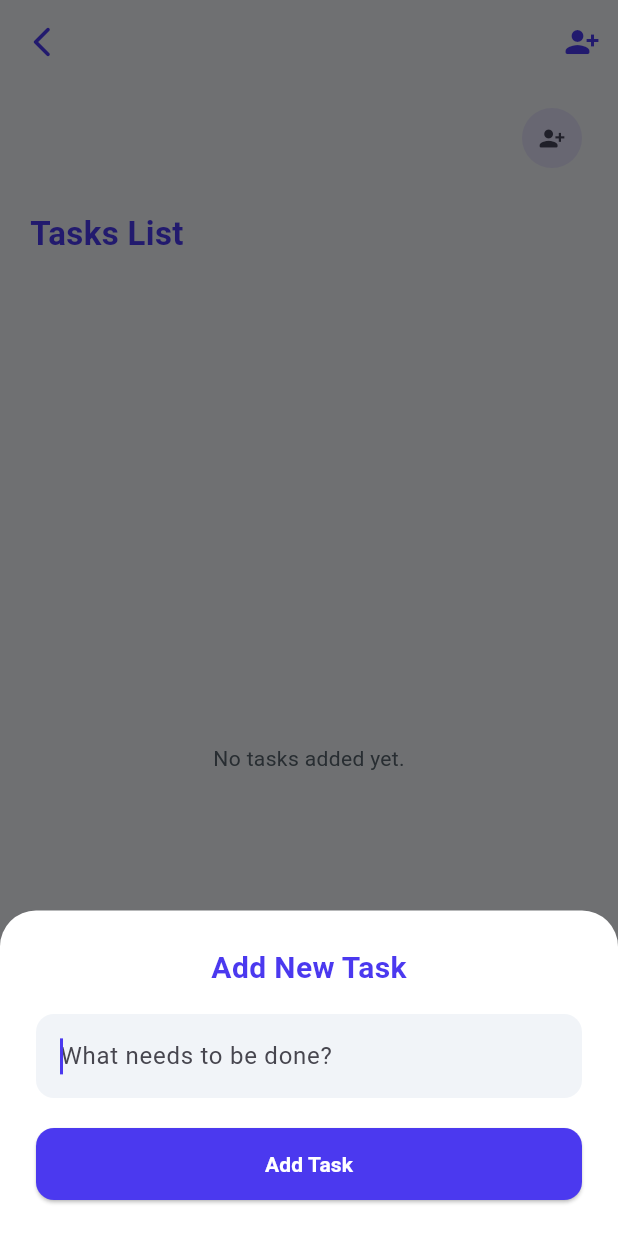
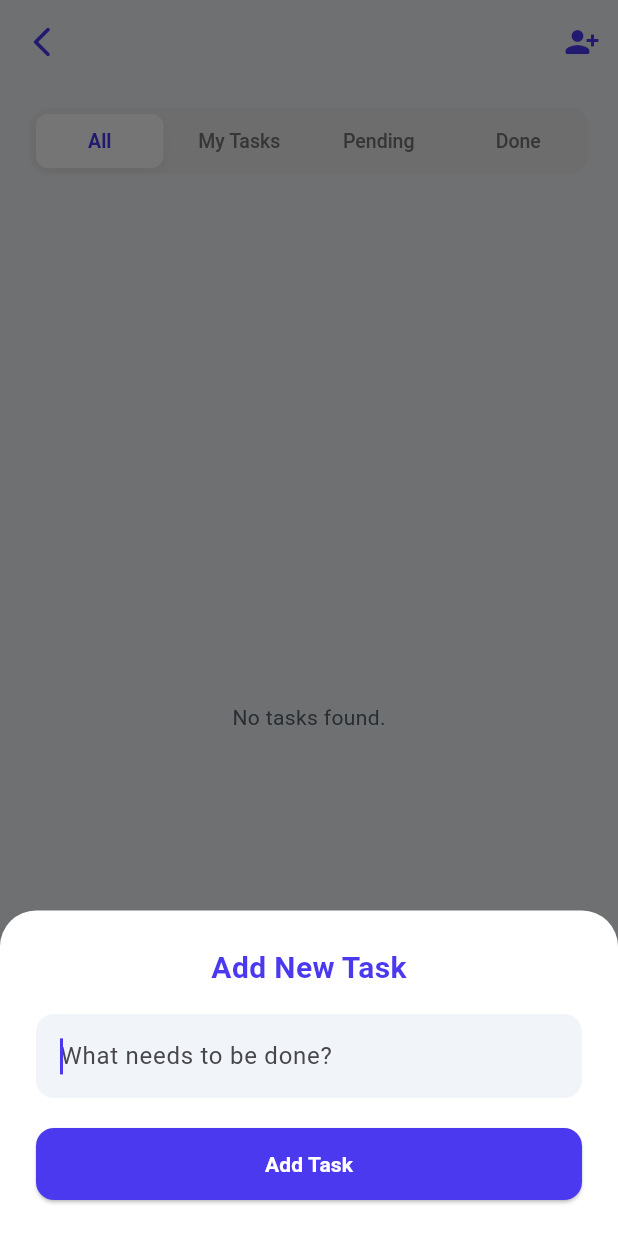
Before and after one commit to shimaakhaled1410-hue/WeDo-flutter, a Flutter app: the ProjectDetailsScreen screen opened directly with empty values, after a tap on the "add" icon, on a phone screen of 412 x 824 dp. Run offline on Flutter 3.47's test engine with Material 3 defaults, Android fonts, the light colour scheme and no system bars; our stand-ins replace cloud_firestore, dartz, device_preview, equatable, firebase_auth, firebase_core and 5 more; accounts and stored records are empty; generated files the repository leaves out were written again; Roboto replaces fonts that are missing (Cairo).

Commit message:
Add animated task filtering and fix real-time state updates

```diff
--- a/lib/presentation/manager/tasks/task_cubit.dart
+++ b/lib/presentation/manager/tasks/task_cubit.dart
@@ -1,5 +1,5 @@
 import 'dart:async';
-
+import 'package:firebase_auth/firebase_auth.dart';
 import 'package:flutter_bloc/flutter_bloc.dart';
 import 'package:wedo_flutter/domain/entities/task_entity.dart';
 import 'package:wedo_flutter/domain/usecases/tasks/add_task_usecase.dart';
@@ -8,6 +8,8 @@ import 'package:wedo_flutter/domain/usecases/tasks/get_tasks_usecase.dart';
 import 'package:wedo_flutter/domain/usecases/tasks/toggle_task_status_usecase.dart';
 import 'package:wedo_flutter/domain/usecases/tasks/update_task_usecase.dart';
 import 'package:wedo_flutter/presentation/manager/tasks/task_state.dart';
+
+enum TaskFilter { all, myTasks, pending, completed }
 
 class TaskCubit extends Cubit<TaskState> {
   final AddTaskUsecase addTaskUsecase;
@@ -26,6 +28,34 @@ class TaskCubit extends Cubit<TaskState> {
 
   List<TaskEntity> tasksList = [];
   StreamSubscription? _tasksSubscription;
+
+  TaskFilter currentFilter = TaskFilter.all;
+
+  void changeFilter(TaskFilter filter) {
+    if (currentFilter == filter) return;
+
+    currentFilter = filter;
+
+    emit(TaskInitial());
+    emit(GetTasksSuccess(tasksList));
+  }
+
+  List<TaskEntity> get filteredTasks {
+    final currentUserId = FirebaseAuth.instance.currentUser?.uid ?? '';
+
+    switch (currentFilter) {
+      case TaskFilter.all:
+        return tasksList;
+      case TaskFilter.myTasks:
+        return tasksList
+            .where((t) => t.assignedToUserId == currentUserId)
+            .toList();
+      case TaskFilter.pending:
+        return tasksList.where((t) => !t.isCompleted).toList();
+      case TaskFilter.completed:
+        return tasksList.where((t) => t.isCompleted).toList();
+    }
+  }
 
   void startListeningToTasks(String projectId) {
     emit(GetTasksLoading());
@@ -75,53 +105,31 @@ class TaskCubit extends Cubit<TaskState> {
 
     final result = await addTaskUsecase(task: newTask);
 
-    result.fold((failure) => emit(AddTaskError(failure.message)), (
-      createdTask,
-    ) {
-      tasksList.insert(0, createdTask);
-      emit(AddTaskSuccess(createdTask));
-    });
+    result.fold(
+      (failure) => emit(AddTaskError(failure.message)),
+      (createdTask) => emit(AddTaskSuccess(createdTask)),
+    );
   }
 
   Future<void> toggleTask(TaskEntity task) async {
-    final index = tasksList.indexWhere((t) => t.id == task.id);
-    if (index == -1) return;
-
-    final updatedTask = task.copyWith(isCompleted: !task.isCompleted);
-    tasksList[index] = updatedTask;
-
-    emit(
-      ToggleTaskStatusSuccess(
-        taskId: updatedTask.id,
-        isCompleted: updatedTask.isCompleted,
-      ),
-    );
-
     final result = await toggleTaskStatusUsecase(task: task);
 
-    result.fold((failure) {
-      tasksList[index] = task;
-      emit(ToggleTaskStatusError(failure.message));
-    }, (_) {});
+    result.fold(
+      (failure) => emit(ToggleTaskStatusError(failure.message)),
+      (_) {},
+    );
   }
 
   Future<void> deleteTask(TaskEntity task) async {
-    tasksList.removeWhere((t) => t.id == task.id);
-    emit(GetTasksSuccess(List<TaskEntity>.from(tasksList)));
+    final result = await deleteTaskUsecase(task: task);
 
-    final result = await deleteTaskUsecase(task: task);
     result.fold((failure) => emit(GetTasksError(failure.message)), (_) {});
   }
 
   Future<void> updateTask(TaskEntity task, String newTitle) async {
-    final index = tasksList.indexWhere((t) => t.id == task.id);
-    if (index == -1) return;
+    final updated = task.copyWith(title: newTitle);
+    final result = await updateTaskUsecase(task: updated);
 
-    final updated = task.copyWith(title: newTitle);
-    tasksList[index] = updated;
-    emit(GetTasksSuccess(List<TaskEntity>.from(tasksList)));
-
-    final result = await updateTaskUsecase(task: updated);
     result.fold((failure) => emit(GetTasksError(failure.message)), (_) {});
   }
 }
--- a/lib/presentation/tasks/project_details_screen.dart
+++ b/lib/presentation/tasks/project_details_screen.dart
@@ -6,10 +6,11 @@ import 'package:go_router/go_router.dart';
 import 'package:wedo_flutter/core/theme/app_colors.dart';
 import 'package:wedo_flutter/core/widgets/custom_snackbar.dart';
 import 'package:wedo_flutter/domain/entities/project_entity.dart';
-import 'package:wedo_flutter/presentation/home/widgets/project_collaborators_bar.dart';
+// import 'package:wedo_flutter/presentation/home/widgets/project_collaborators_bar.dart';
 import 'package:wedo_flutter/presentation/manager/tasks/task_cubit.dart';
 import 'package:wedo_flutter/presentation/manager/tasks/task_state.dart';
 import 'package:wedo_flutter/presentation/tasks/widgets/add_task_buttom_sheet.dart';
+import 'package:wedo_flutter/presentation/tasks/widgets/animated_segmanted_control.dart';
 import 'package:wedo_flutter/presentation/tasks/widgets/edit_task_dialog.dart';
 import 'package:wedo_flutter/presentation/tasks/widgets/task_item.dart';
 
@@ -95,25 +96,33 @@ class _ProjectDetailsScreenState extends State<ProjectDetailsScreen> {
         child: Column(
           crossAxisAlignment: CrossAxisAlignment.start,
           children: [
-            const SizedBox(height: 12),
-            ProjectCollaboratorsBar(
-              projectId: widget.project.id,
-              collaboratorsImages: widget.project.collaboratorsImages,
-            ),
-            const SizedBox(height: 24),
-            const Text(
-              'Tasks List',
-              style: TextStyle(
-                fontSize: 22,
-                fontWeight: FontWeight.bold,
-                color: AppColors.primary,
-              ),
+            // const SizedBox(height: 12),
+            // ProjectCollaboratorsBar(
+            //   projectId: widget.project.id,
+            //   collaboratorsImages: widget.project.collaboratorsImages,
+            // ),
+            const SizedBox(height: 16),
+
+            BlocBuilder<TaskCubit, TaskState>(
+              builder: (context, state) {
+                final cubit = context.read<TaskCubit>();
+                return AnimatedSegmentedControl(
+                  selectedIndex: cubit.currentFilter.index,
+                  options: const ['All', 'My Tasks', 'Pending', 'Done'],
+                  onOptionSelected: (index) {
+                    cubit.changeFilter(TaskFilter.values[index]);
+                  },
+                );
+              },
             ),
             const SizedBox(height: 16),
+
             Expanded(
               child: BlocBuilder<TaskCubit, TaskState>(
                 builder: (context, state) {
                   final cubit = context.read<TaskCubit>();
+
+                  final displayList = cubit.filteredTasks;
 
                   if (state is GetTasksLoading && cubit.tasksList.isEmpty) {
                     return const Center(
@@ -130,21 +139,22 @@ class _ProjectDetailsScreenState extends State<ProjectDetailsScreen> {
                       ),
                     );
                   }
-                  if (cubit.tasksList.isEmpty) {
+
+                  if (displayList.isEmpty) {
                     return const Center(
                       child: Text(
-                        'No tasks added yet.',
+                        'No tasks found.',
                         style: TextStyle(color: AppColors.textLight),
                       ),
                     );
                   }
 
                   return ListView.builder(
-                    itemCount: cubit.tasksList.length,
+                    itemCount: displayList.length,
                     physics: const BouncingScrollPhysics(),
                     padding: const EdgeInsets.only(bottom: 80),
                     itemBuilder: (context, index) {
-                      final task = cubit.tasksList[index];
+                      final task = displayList[index];
 
                       return TaskItem(
                         task: task,
--- /dev/null
+++ b/lib/presentation/tasks/widgets/animated_segmanted_control.dart
@@ -0,0 +1,86 @@
+import 'package:flutter/material.dart';
+import 'package:wedo_flutter/core/theme/app_colors.dart';
+
+class AnimatedSegmentedControl extends StatelessWidget {
+  final int selectedIndex;
+  final List<String> options;
+  final ValueChanged<int> onOptionSelected;
+
+  const AnimatedSegmentedControl({
+    super.key,
+    required this.selectedIndex,
+    required this.options,
+    required this.onOptionSelected,
+  });
+
+  @override
+  Widget build(BuildContext context) {
+    return Container(
+      height: 44,
+      decoration: BoxDecoration(
+        color: Colors.grey.shade200,
+        borderRadius: BorderRadius.circular(12),
+      ),
+      child: Stack(
+        children: [
+          AnimatedAlign(
+            duration: const Duration(milliseconds: 250),
+            curve: Curves.easeInOut,
+            alignment: Alignment(
+              -1.0 + (selectedIndex * (2.0 / (options.length - 1))),
+              0.0,
+            ),
+            child: FractionallySizedBox(
+              widthFactor: 1.0 / options.length,
+              heightFactor: 1.0,
+              child: Padding(
+                padding: const EdgeInsets.all(4.0),
+                child: Container(
+                  decoration: BoxDecoration(
+                    color: AppColors.white,
+                    borderRadius: BorderRadius.circular(8),
+                    boxShadow: [
+                      BoxShadow(
+                        color: Colors.black.withValues(alpha: 0.05),
+                        blurRadius: 4,
+                        offset: const Offset(0, 2),
+                      ),
+                    ],
+                  ),
+                ),
+              ),
+            ),
+          ),
+
+          Row(
+            children: List.generate(options.length, (index) {
+              final isSelected = selectedIndex == index;
+              return Expanded(
+                child: GestureDetector(
+                  behavior: HitTestBehavior.opaque,
+                  onTap: () => onOptionSelected(index),
+                  child: Center(
+                    child: AnimatedDefaultTextStyle(
+                      duration: const Duration(milliseconds: 250),
+                      style: TextStyle(
+                        fontFamily: 'Cairo',
+                        fontSize: 13,
+                        fontWeight: isSelected
+                            ? FontWeight.bold
+                            : FontWeight.w500,
+                        color: isSelected
+                            ? AppColors.primary
+                            : Colors.grey.shade600,
+                      ),
+                      child: Text(options[index]),
+                    ),
+                  ),
+                ),
+              );
+            }),
+          ),
+        ],
+      ),
+    );
+  }
+}
```
